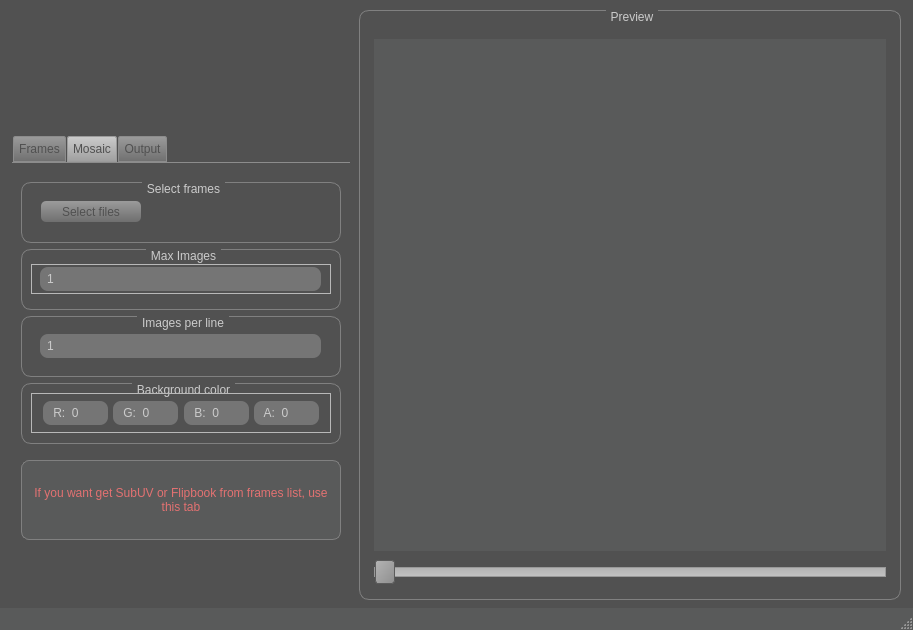
Qt form UI/flipbook_UI_WINDOWS_ver3.ui (ODemnychenko-p/FlipBookImageConverter) before a commit.
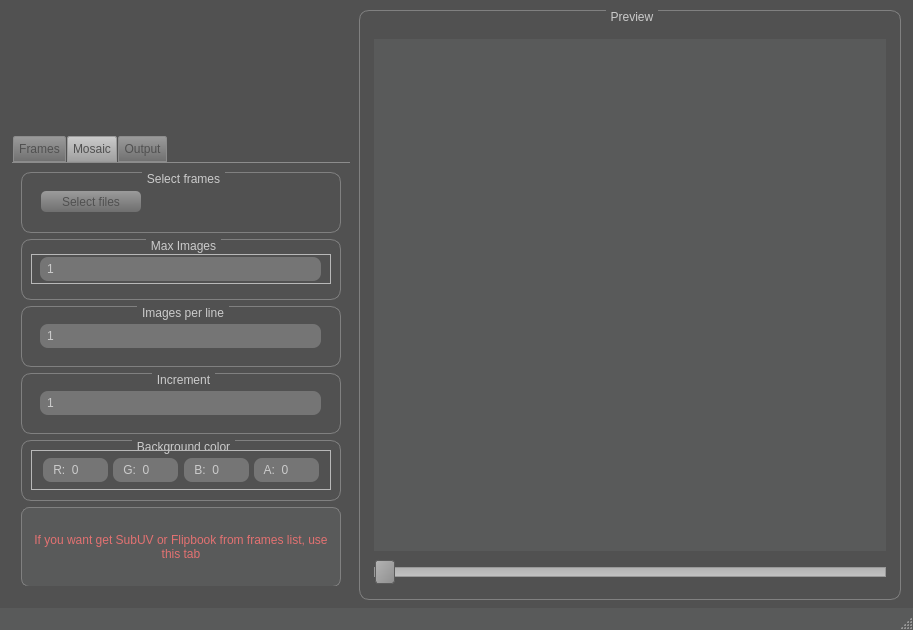
The same form after that commit. The open tabs and pages were chosen to show the change. Icons and pictures are not drawn.

Commit message: added incr to mosaic tab, updated UI, fixed bugs, added icon

```diff
--- a/UI/flipbook_UI_WINDOWS_ver3.ui
+++ b/UI/flipbook_UI_WINDOWS_ver3.ui
@@ -35,6 +35,12 @@
 }
 </string>
   </property>
+  <property name="iconSize">
+   <size>
+    <width>60</width>
+    <height>60</height>
+   </size>
+  </property>
   <widget class="QWidget" name="centralwidget">
    <layout class="QGridLayout" name="gridLayout_18">
     <item row="0" column="0">
@@ -920,6 +926,122 @@
        </attribute>
        <layout class="QGridLayout" name="gridLayout">
         <item row="2" column="0" colspan="2">
+         <widget class="QGroupBox" name="groupBox_3">
+          <property name="minimumSize">
+           <size>
+            <width>320</width>
+            <height>61</height>
+           </size>
+          </property>
+          <property name="maximumSize">
+           <size>
+            <width>320</width>
+            <height>61</height>
+           </size>
+          </property>
+          <property name="styleSheet">
+           <string notr="true">QGroupBox {
+    border: 1px solid gray;
+    border-radius: 10px;
+    margin-top: 1ex; /* leave space at the top for the title */
+}
+QGroupBox::title {
+	color: rgb(203, 203, 203);
+	subcontrol-origin: margin;
+    subcontrol-position: top center; /* position at the top center */
+    padding: 0 3px;
+}
+</string>
+          </property>
+          <property name="title">
+           <string>Images per line</string>
+          </property>
+          <layout class="QGridLayout" name="gridLayout_37">
+           <item row="0" column="0">
+            <widget class="QFrame" name="fr_images_per_line">
+             <property name="minimumSize">
+              <size>
+               <width>300</width>
+               <height>30</height>
+              </size>
+             </property>
+             <property name="maximumSize">
+              <size>
+               <width>300</width>
+               <height>30</height>
+              </size>
+             </property>
+             <property name="frameShape">
+              <enum>QFrame::NoFrame</enum>
+             </property>
+             <property name="frameShadow">
+              <enum>QFrame::Raised</enum>
+             </property>
+             <layout class="QGridLayout" name="gridLayout_22">
+              <property name="leftMargin">
+               <number>0</number>
+              </property>
+              <property name="topMargin">
+               <number>0</number>
+              </property>
+              <property name="rightMargin">
+               <number>0</number>
+              </property>
+              <property name="bottomMargin">
+               <number>0</number>
+              </property>
+              <property name="spacing">
+               <number>0</number>
+              </property>
+              <item row="0" column="0">
+               <widget class="QSpinBox" name="sb_images_per_line">
+                <property name="minimumSize">
+                 <size>
+                  <width>281</width>
+                  <height>24</height>
+                 </size>
+                </property>
+                <property name="maximumSize">
+                 <size>
+                  <width>281</width>
+                  <height>24</height>
+                 </size>
+                </property>
+                <property name="styleSheet">
+                 <string notr="true">QSpinBox{
+color: rgb(203, 203, 203);
+background-color: rgb(117, 117, 117);
+border-radius: 8px;
+padding: 5px;
+}</string>
+                </property>
+                <property name="wrapping">
+                 <bool>false</bool>
+                </property>
+                <property name="buttonSymbols">
+                 <enum>QAbstractSpinBox::NoButtons</enum>
+                </property>
+                <property name="correctionMode">
+                 <enum>QAbstractSpinBox::CorrectToNearestValue</enum>
+                </property>
+                <property name="minimum">
+                 <number>1</number>
+                </property>
+                <property name="maximum">
+                 <number>100</number>
+                </property>
+                <property name="value">
+                 <number>1</number>
+                </property>
+               </widget>
+              </item>
+             </layout>
+            </widget>
+           </item>
+          </layout>
+         </widget>
+        </item>
+        <item row="1" column="0" colspan="2">
          <widget class="QGroupBox" name="groupBox_4">
           <property name="minimumSize">
            <size>
@@ -1041,122 +1163,62 @@
           </layout>
          </widget>
         </item>
-        <item row="3" column="0" colspan="2">
-         <widget class="QGroupBox" name="groupBox_3">
+        <item row="5" column="0" colspan="2">
+         <widget class="QLabel" name="l_mosaic_tab_warning">
           <property name="minimumSize">
            <size>
             <width>320</width>
-            <height>61</height>
+            <height>80</height>
            </size>
           </property>
           <property name="maximumSize">
            <size>
             <width>320</width>
-            <height>61</height>
+            <height>80</height>
            </size>
           </property>
           <property name="styleSheet">
-           <string notr="true">QGroupBox {
-    border: 1px solid gray;
-    border-radius: 10px;
-    margin-top: 1ex; /* leave space at the top for the title */
-}
-QGroupBox::title {
-	color: rgb(203, 203, 203);
-	subcontrol-origin: margin;
-    subcontrol-position: top center; /* position at the top center */
-    padding: 0 3px;
-}
-</string>
-          </property>
-          <property name="title">
-           <string>Images per line</string>
-          </property>
-          <layout class="QGridLayout" name="gridLayout_37">
-           <item row="0" column="0">
-            <widget class="QFrame" name="fr_images_per_line">
-             <property name="minimumSize">
-              <size>
-               <width>300</width>
-               <height>30</height>
-              </size>
-             </property>
-             <property name="maximumSize">
-              <size>
-               <width>300</width>
-               <height>30</height>
-              </size>
-             </property>
-             <property name="frameShape">
-              <enum>QFrame::NoFrame</enum>
-             </property>
-             <property name="frameShadow">
-              <enum>QFrame::Raised</enum>
-             </property>
-             <layout class="QGridLayout" name="gridLayout_22">
-              <property name="leftMargin">
-               <number>0</number>
-              </property>
-              <property name="topMargin">
-               <number>0</number>
-              </property>
-              <property name="rightMargin">
-               <number>0</number>
-              </property>
-              <property name="bottomMargin">
-               <number>0</number>
-              </property>
-              <property name="spacing">
-               <number>0</number>
-              </property>
-              <item row="0" column="0">
-               <widget class="QSpinBox" name="sb_images_per_line">
-                <property name="minimumSize">
-                 <size>
-                  <width>281</width>
-                  <height>24</height>
-                 </size>
-                </property>
-                <property name="maximumSize">
-                 <size>
-                  <width>281</width>
-                  <height>24</height>
-                 </size>
-                </property>
-                <property name="styleSheet">
-                 <string notr="true">QSpinBox{
-color: rgb(203, 203, 203);
-background-color: rgb(117, 117, 117);
+           <string notr="true">QLabel{
+color: rgb(226, 113, 113);
+background-color: rgb(89, 90, 90);
 border-radius: 8px;
 padding: 5px;
+border: 1px solid gray;
 }</string>
-                </property>
-                <property name="wrapping">
-                 <bool>false</bool>
-                </property>
-                <property name="buttonSymbols">
-                 <enum>QAbstractSpinBox::NoButtons</enum>
-                </property>
-                <property name="correctionMode">
-                 <enum>QAbstractSpinBox::CorrectToNearestValue</enum>
-                </property>
-                <property name="minimum">
-                 <number>1</number>
-                </property>
-                <property name="maximum">
-                 <number>100</number>
-                </property>
-                <property name="value">
-                 <number>1</number>
-                </property>
-               </widget>
-              </item>
-             </layout>
-            </widget>
-           </item>
-          </layout>
+          </property>
+          <property name="text">
+           <string>If you want get SubUV or Flipbook from frames list, use this tab</string>
+          </property>
+          <property name="textFormat">
+           <enum>Qt::AutoText</enum>
+          </property>
+          <property name="scaledContents">
+           <bool>false</bool>
+          </property>
+          <property name="alignment">
+           <set>Qt::AlignCenter</set>
+          </property>
+          <property name="wordWrap">
+           <bool>true</bool>
+          </property>
+          <property name="margin">
+           <number>10</number>
+          </property>
          </widget>
         </item>
+        <item row="6" column="0" colspan="2">
+         <spacer name="verticalSpacer_6">
+          <property name="orientation">
+           <enum>Qt::Vertical</enum>
+          </property>
+          <property name="sizeHint" stdset="0">
+           <size>
+            <width>20</width>
+            <height>40</height>
+           </size>
+          </property>
+         </spacer>
+        </item>
         <item row="4" column="0" colspan="2">
          <widget class="QGroupBox" name="groupBox_5">
           <property name="minimumSize">
@@ -1485,7 +1547,7 @@
           </layout>
          </widget>
         </item>
-        <item row="1" column="0" colspan="2">
+        <item row="0" column="0" colspan="2">
          <widget class="QGroupBox" name="groupBox_2">
           <property name="minimumSize">
            <size>
@@ -1607,94 +1669,122 @@
           </layout>
          </widget>
         </item>
-        <item row="0" column="1">
-         <spacer name="verticalSpacer_4">
-          <property name="orientation">
-           <enum>Qt::Vertical</enum>
-          </property>
-          <property name="sizeType">
-           <enum>QSizePolicy::Fixed</enum>
-          </property>
-          <property name="sizeHint" stdset="0">
-           <size>
-            <width>20</width>
-            <height>10</height>
-           </size>
-          </property>
-         </spacer>
-        </item>
-        <item row="6" column="0" colspan="2">
-         <widget class="QLabel" name="l_mosaic_tab_warning">
+        <item row="3" column="0">
+         <widget class="QGroupBox" name="groupBox_10">
           <property name="minimumSize">
            <size>
             <width>320</width>
-            <height>80</height>
+            <height>61</height>
            </size>
           </property>
           <property name="maximumSize">
            <size>
             <width>320</width>
-            <height>80</height>
+            <height>61</height>
            </size>
           </property>
           <property name="styleSheet">
-           <string notr="true">QLabel{
-color: rgb(226, 113, 113);
-background-color: rgb(89, 90, 90);
+           <string notr="true">QGroupBox {
+    border: 1px solid gray;
+    border-radius: 10px;
+    margin-top: 1ex; /* leave space at the top for the title */
+}
+QGroupBox::title {
+	color: rgb(203, 203, 203);
+	subcontrol-origin: margin;
+    subcontrol-position: top center; /* position at the top center */
+    padding: 0 3px;
+}
+</string>
+          </property>
+          <property name="title">
+           <string>Increment</string>
+          </property>
+          <layout class="QGridLayout" name="gridLayout_40">
+           <item row="0" column="0">
+            <widget class="QFrame" name="fr_sb_increment">
+             <property name="minimumSize">
+              <size>
+               <width>300</width>
+               <height>30</height>
+              </size>
+             </property>
+             <property name="maximumSize">
+              <size>
+               <width>300</width>
+               <height>30</height>
+              </size>
+             </property>
+             <property name="frameShape">
+              <enum>QFrame::NoFrame</enum>
+             </property>
+             <property name="frameShadow">
+              <enum>QFrame::Raised</enum>
+             </property>
+             <layout class="QGridLayout" name="gridLayout_28">
+              <property name="leftMargin">
+               <number>0</number>
+              </property>
+              <property name="topMargin">
+               <number>0</number>
+              </property>
+              <property name="rightMargin">
+               <number>0</number>
+              </property>
+              <property name="bottomMargin">
+               <number>0</number>
+              </property>
+              <property name="spacing">
+               <number>0</number>
+              </property>
+              <item row="0" column="0">
+               <widget class="QSpinBox" name="sb_increment">
+                <property name="minimumSize">
+                 <size>
+                  <width>281</width>
+                  <height>24</height>
+                 </size>
+                </property>
+                <property name="maximumSize">
+                 <size>
+                  <width>281</width>
+                  <height>24</height>
+                 </size>
+                </property>
+                <property name="styleSheet">
+                 <string notr="true">QSpinBox{
+color: rgb(203, 203, 203);
+background-color: rgb(117, 117, 117);
 border-radius: 8px;
 padding: 5px;
-border: 1px solid gray;
 }</string>
-          </property>
-          <property name="text">
-           <string>If you want get SubUV or Flipbook from frames list, use this tab</string>
-          </property>
-          <property name="textFormat">
-           <enum>Qt::AutoText</enum>
-          </property>
-          <property name="scaledContents">
-           <bool>false</bool>
-          </property>
-          <property name="alignment">
-           <set>Qt::AlignCenter</set>
-          </property>
-          <property name="wordWrap">
-           <bool>true</bool>
-          </property>
-          <property name="margin">
-           <number>10</number>
-          </property>
+                </property>
+                <property name="wrapping">
+                 <bool>false</bool>
+                </property>
+                <property name="buttonSymbols">
+                 <enum>QAbstractSpinBox::NoButtons</enum>
+                </property>
+                <property name="correctionMode">
+                 <enum>QAbstractSpinBox::CorrectToNearestValue</enum>
+                </property>
+                <property name="minimum">
+                 <number>1</number>
+                </property>
+                <property name="maximum">
+                 <number>100</number>
+                </property>
+                <property name="value">
+                 <number>1</number>
+                </property>
+               </widget>
+              </item>
+             </layout>
+            </widget>
+           </item>
+          </layout>
          </widget>
         </item>
-        <item row="7" column="0" colspan="2">
-         <spacer name="verticalSpacer_6">
-          <property name="orientation">
-           <enum>Qt::Vertical</enum>
-          </property>
-          <property name="sizeHint" stdset="0">
-           <size>
-            <width>20</width>
-            <height>40</height>
-           </size>
-          </property>
-         </spacer>
-        </item>
-        <item row="5" column="0">
-         <spacer name="verticalSpacer_10">
-          <property name="orientation">
-           <enum>Qt::Vertical</enum>
-          </property>
-          <property name="sizeType">
-           <enum>QSizePolicy::Fixed</enum>
-          </property>
-          <property name="sizeHint" stdset="0">
-           <size>
-            <width>20</width>
-            <height>10</height>
-           </size>
-          </property>
-         </spacer>
-        </item>
        </layout>
       </widget>
       <widget class="QWidget" name="tab_output">
```
Left out of the diff: 6 changed lines with no effect on the pictures. The commit also changes 6 other files.
